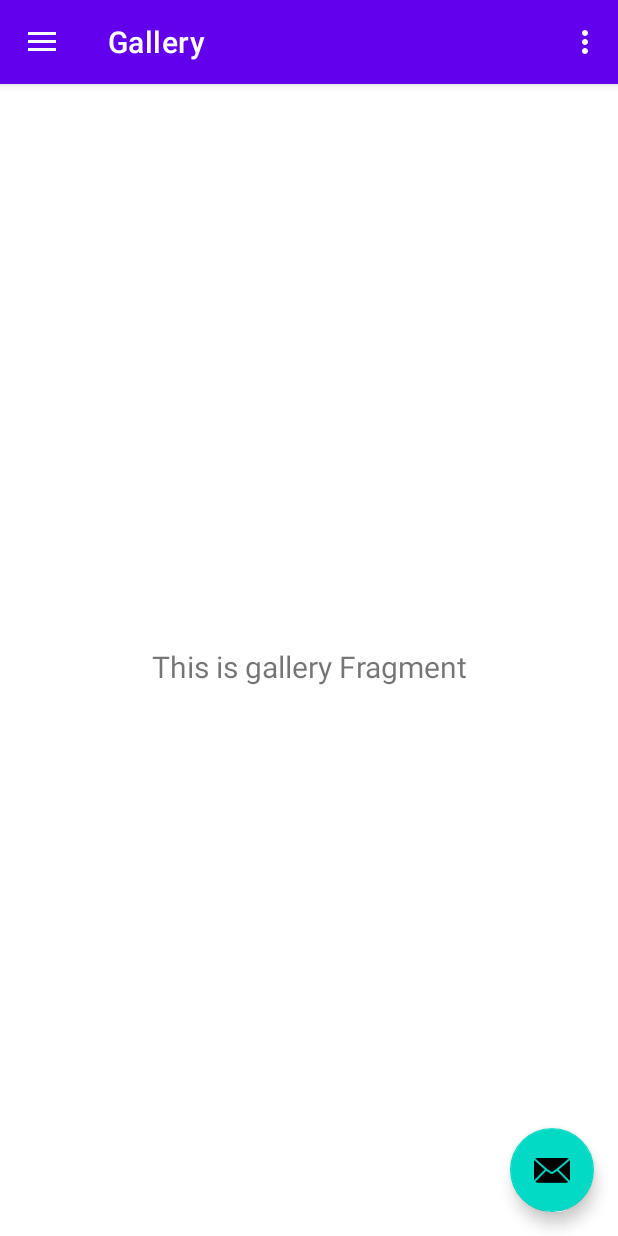
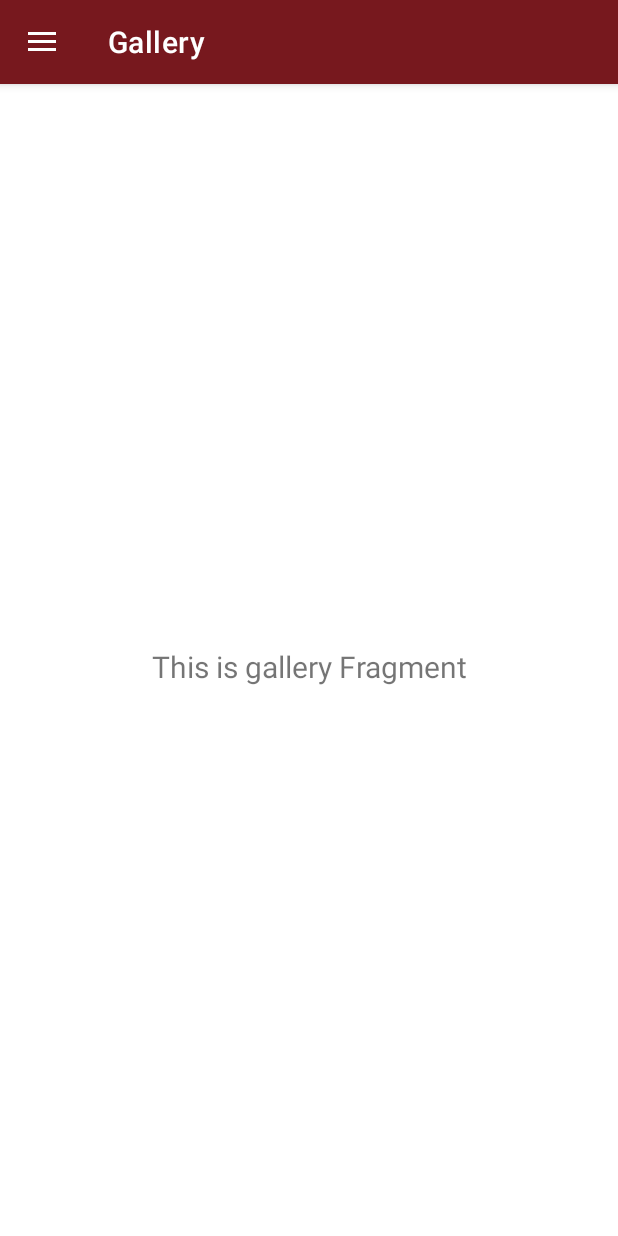
Before and after one commit to Ortega-Neto/Manual-Do-MC-GCEMS, an Android app: the screen it shows after launch (MainActivity), in the side drawer, after a tap on "Gallery", on a phone screen of 412 x 824 dp. Run offline under Robolectric (Android 15) with nearby library versions, the phone set to English and light mode, and no system bars; our stand-ins replace navigation-ui.

Commit message:
Clean code

```diff
--- a/app/src/main/java/br/com/lconeto/manualdomc_gcems/MainActivity.kt
+++ b/app/src/main/java/br/com/lconeto/manualdomc_gcems/MainActivity.kt
@@ -1,17 +1,15 @@
 package br.com.lconeto.manualdomc_gcems
 
 import android.os.Bundle
-import android.view.Menu
-import com.google.android.material.snackbar.Snackbar
-import com.google.android.material.navigation.NavigationView
+import androidx.appcompat.app.AppCompatActivity
+import androidx.drawerlayout.widget.DrawerLayout
 import androidx.navigation.findNavController
 import androidx.navigation.ui.AppBarConfiguration
 import androidx.navigation.ui.navigateUp
 import androidx.navigation.ui.setupActionBarWithNavController
 import androidx.navigation.ui.setupWithNavController
-import androidx.drawerlayout.widget.DrawerLayout
-import androidx.appcompat.app.AppCompatActivity
 import br.com.lconeto.manualdomc_gcems.databinding.ActivityMainBinding
+import com.google.android.material.navigation.NavigationView
 
 class MainActivity : AppCompatActivity() {
 
@@ -26,11 +24,6 @@ class MainActivity : AppCompatActivity() {
 
         setSupportActionBar(binding.appBarMain.toolbar)
 
-        binding.appBarMain.fab.setOnClickListener { view ->
-            Snackbar.make(view, "Replace with your own action", Snackbar.LENGTH_LONG)
-                .setAction("Action", null)
-                .setAnchorView(R.id.fab).show()
-        }
         val drawerLayout: DrawerLayout = binding.drawerLayout
         val navView: NavigationView = binding.navView
         val navController = findNavController(R.id.nav_host_fragment_content_main)
@@ -43,11 +36,6 @@ class MainActivity : AppCompatActivity() {
         navView.setupWithNavController(navController)
     }
 
-    override fun onCreateOptionsMenu(menu: Menu): Boolean {
-        menuInflater.inflate(R.menu.main, menu)
-        return true
-    }
-
     override fun onSupportNavigateUp(): Boolean {
         val navController = findNavController(R.id.nav_host_fragment_content_main)
         return navController.navigateUp(appBarConfiguration) || super.onSupportNavigateUp()
--- a/app/src/main/res/layout/app_bar_main.xml
+++ b/app/src/main/res/layout/app_bar_main.xml
@@ -22,13 +22,4 @@
 
     <include layout="@layout/content_main" />
 
-    <com.google.android.material.floatingactionbutton.FloatingActionButton
-        android:id="@+id/fab"
-        android:layout_width="wrap_content"
-        android:layout_height="wrap_content"
-        android:layout_gravity="bottom|end"
-        android:layout_marginEnd="@dimen/fab_margin"
-        android:layout_marginBottom="16dp"
-        app:srcCompat="@android:drawable/ic_dialog_email" />
-
 </androidx.coordinatorlayout.widget.CoordinatorLayout>
--- a/app/src/main/res/menu/main.xml
+++ /dev/null
@@ -1,9 +0,0 @@
-<?xml version="1.0" encoding="utf-8"?>
-<menu xmlns:android="http://schemas.android.com/apk/res/android"
-    xmlns:app="http://schemas.android.com/apk/res-auto">
-    <item
-        android:id="@+id/action_settings"
-        android:orderInCategory="100"
-        android:title="@string/action_settings"
-        app:showAsAction="never" />
-</menu>
--- a/app/src/main/res/values-night/themes.xml
+++ b/app/src/main/res/values-night/themes.xml
@@ -2,12 +2,12 @@
     <!-- Base application theme. -->
     <style name="Theme.ManualDoMCGCEMS" parent="Theme.MaterialComponents.DayNight.DarkActionBar">
         <!-- Primary brand color. -->
-        <item name="colorPrimary">@color/purple_200</item>
-        <item name="colorPrimaryVariant">@color/purple_700</item>
+        <item name="colorPrimary">@color/colorPrimary</item>
+        <item name="colorPrimaryVariant">@color/colorPrimaryVariant</item>
         <item name="colorOnPrimary">@color/black</item>
         <!-- Secondary brand color. -->
-        <item name="colorSecondary">@color/teal_200</item>
-        <item name="colorSecondaryVariant">@color/teal_200</item>
+        <item name="colorSecondary">@color/colorSecondary</item>
+        <item name="colorSecondaryVariant">@color/colorSecondary</item>
         <item name="colorOnSecondary">@color/black</item>
         <!-- Status bar color. -->
         <item name="android:statusBarColor">?attr/colorPrimaryVariant</item>
--- a/app/src/main/res/values/colors.xml
+++ b/app/src/main/res/values/colors.xml
@@ -1,10 +1,9 @@
 <?xml version="1.0" encoding="utf-8"?>
 <resources>
-    <color name="purple_200">#FFBB86FC</color>
-    <color name="purple_500">#FF6200EE</color>
-    <color name="purple_700">#FF3700B3</color>
-    <color name="teal_200">#FF03DAC5</color>
-    <color name="teal_700">#FF018786</color>
+    <color name="colorPrimary">#77181e</color>
+    <color name="colorPrimaryVariant">#ca1430</color>
+    <color name="colorSecondary">#282832</color>
+    <color name="colorSecondaryVariant">#c6d6d6</color>
     <color name="black">#FF000000</color>
     <color name="white">#FFFFFFFF</color>
 </resources>
--- a/app/src/main/res/values/themes.xml
+++ b/app/src/main/res/values/themes.xml
@@ -2,12 +2,12 @@
     <!-- Base application theme. -->
     <style name="Theme.ManualDoMCGCEMS" parent="Theme.MaterialComponents.DayNight.DarkActionBar">
         <!-- Primary brand color. -->
-        <item name="colorPrimary">@color/purple_500</item>
-        <item name="colorPrimaryVariant">@color/purple_700</item>
+        <item name="colorPrimary">@color/colorPrimary</item>
+        <item name="colorPrimaryVariant">@color/colorPrimaryVariant</item>
         <item name="colorOnPrimary">@color/white</item>
         <!-- Secondary brand color. -->
-        <item name="colorSecondary">@color/teal_200</item>
-        <item name="colorSecondaryVariant">@color/teal_700</item>
+        <item name="colorSecondary">@color/colorSecondary</item>
+        <item name="colorSecondaryVariant">@color/colorSecondaryVariant</item>
         <item name="colorOnSecondary">@color/black</item>
         <!-- Status bar color. -->
         <item name="android:statusBarColor">?attr/colorPrimaryVariant</item>
```
